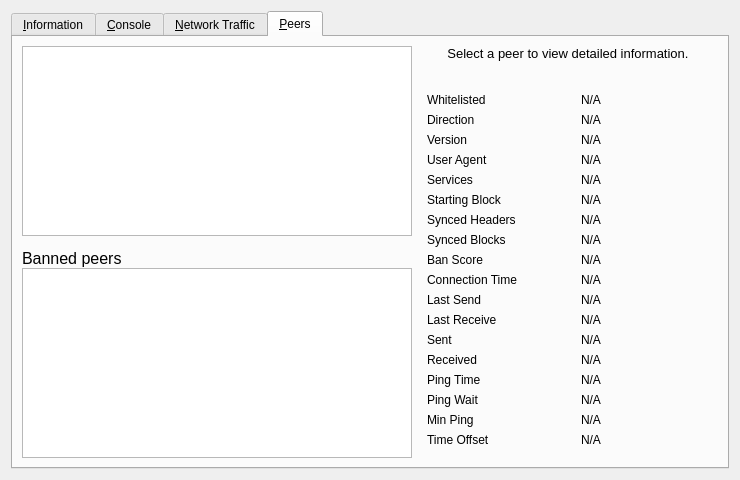
Before: the Qt Designer form src/qt/forms/debugwindow.ui in CT-40/Flopcoin, drawn with Qt 5.
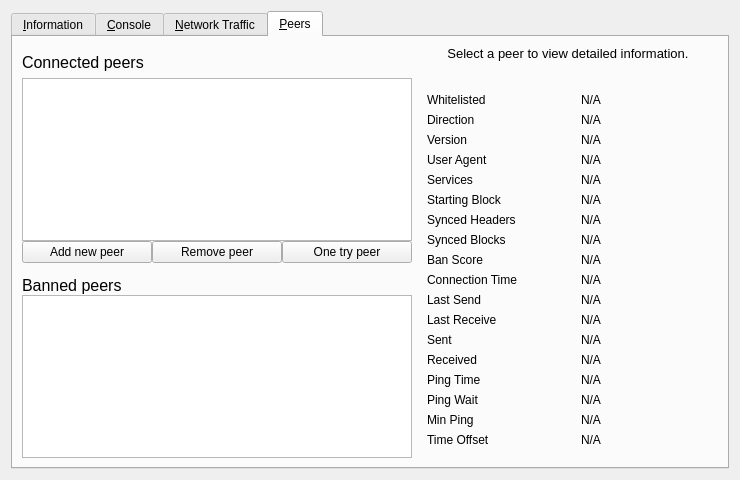
After: the same form once the commit is applied. The open tabs and pages were chosen to show the change. Icons and pictures are not drawn. Custom widgets are drawn as their Qt base class.

Diff of the .ui file:
```diff
--- a/src/qt/forms/debugwindow.ui
+++ b/src/qt/forms/debugwindow.ui
@@ -854,6 +854,33 @@
          <property name="spacing">
           <number>0</number>
          </property>
+         <item>
+          <widget class="QLabel" name="peerlistHeading">
+           <property name="minimumSize">
+            <size>
+             <width>300</width>
+             <height>32</height>
+            </size>
+           </property>
+           <property name="maximumSize">
+            <size>
+             <width>16777215</width>
+             <height>32</height>
+            </size>
+           </property>
+           <property name="font">
+            <font>
+             <pointsize>12</pointsize>
+            </font>
+           </property>
+           <property name="cursor">
+            <cursorShape>IBeamCursor</cursorShape>
+           </property>
+           <property name="text">
+            <string>Connected peers</string>
+           </property>
+          </widget>
+         </item>
          <item>
           <widget class="QTableView" name="peerWidget">
            <property name="horizontalScrollBarPolicy">
@@ -870,6 +897,46 @@
            </attribute>
           </widget>
          </item>
+         <item>
+          <layout class="QHBoxLayout" name="horizontalLayout_6">
+           <property name="leftMargin">
+            <number>0</number>
+           </property>
+           <property name="topMargin">
+            <number>0</number>
+           </property>
+           <item>
+            <widget class="QPushButton" name="peerAdd">
+             <property name="cursor">
+              <cursorShape>PointingHandCursor</cursorShape>
+             </property>
+             <property name="text">
+              <string>Add new peer</string>
+             </property>
+            </widget>
+           </item>
+           <item>
+            <widget class="QPushButton" name="peerRemove">
+             <property name="cursor">
+              <cursorShape>PointingHandCursor</cursorShape>
+             </property>
+             <property name="text">
+              <string>Remove peer</string>
+             </property>
+            </widget>
+           </item>
+           <item>
+            <widget class="QPushButton" name="peerTest">
+             <property name="cursor">
+              <cursorShape>PointingHandCursor</cursorShape>
+             </property>
+             <property name="text">
+              <string>One try peer</string>
+             </property>
+            </widget>
+           </item>
+          </layout>
+         </item>
          <item>
           <widget class="QLabel" name="banHeading">
            <property name="sizePolicy">
```
Left out of the diff: 6 changed lines with no effect on the pictures. Lines whose indentation alone changed are shown as unchanged.
